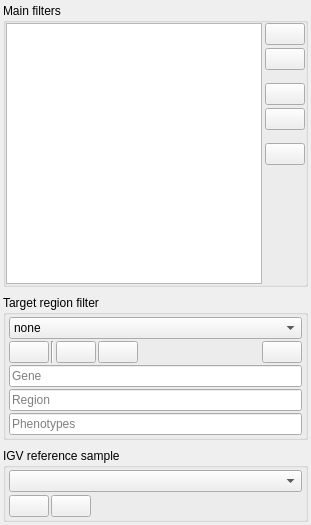
This is src/GSvar/FilterDockWidget.ui in imgag/ngs-bits as Qt 5 draws it before an edit. The edited form follows.
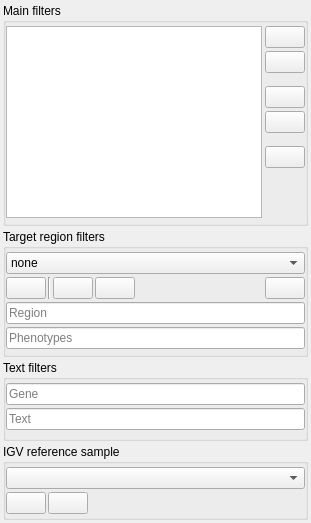
This is the edited form. Icons and pictures are not drawn. Custom widgets are drawn as their Qt base class.

Commit message: GSvar: Added FilterVariantType, improved FilterAnnotationPathogenic, updated default filter file

What changed in the file:
```diff
--- a/src/GSvar/FilterDockWidget.ui
+++ b/src/GSvar/FilterDockWidget.ui
@@ -7,7 +7,7 @@
     <x>0</x>
     <y>0</y>
     <width>297</width>
-    <height>525</height>
+    <height>518</height>
    </rect>
   </property>
   <property name="features">
@@ -61,13 +61,13 @@
         <number>0</number>
        </property>
        <property name="topMargin">
-        <number>0</number>
+        <number>3</number>
        </property>
        <property name="rightMargin">
         <number>0</number>
        </property>
        <property name="bottomMargin">
-        <number>0</number>
+        <number>5</number>
        </property>
        <item>
         <widget class="QListWidget" name="filters_entries">
@@ -231,45 +231,29 @@
       </layout>
      </widget>
     </item>
-    <item>
-     <spacer name="verticalSpacer_1">
-      <property name="orientation">
-       <enum>Qt::Vertical</enum>
-      </property>
-      <property name="sizeType">
-       <enum>QSizePolicy::Fixed</enum>
-      </property>
-      <property name="sizeHint" stdset="0">
-       <size>
-        <width>5</width>
-        <height>5</height>
-       </size>
-      </property>
-     </spacer>
-    </item>
     <item>
      <widget class="QGroupBox" name="groupBox_2">
       <property name="title">
-       <string>Target region filter</string>
+       <string>Target region filters</string>
       </property>
       <property name="flat">
        <bool>true</bool>
       </property>
       <layout class="QVBoxLayout" name="verticalLayout_2">
        <property name="spacing">
-        <number>2</number>
+        <number>3</number>
        </property>
        <property name="leftMargin">
-        <number>3</number>
+        <number>0</number>
        </property>
        <property name="topMargin">
-        <number>2</number>
+        <number>3</number>
        </property>
        <property name="rightMargin">
-        <number>3</number>
+        <number>0</number>
        </property>
        <property name="bottomMargin">
-        <number>2</number>
+        <number>5</number>
        </property>
        <item>
         <widget class="QComboBox" name="rois">
@@ -400,19 +384,6 @@
          </item>
         </layout>
        </item>
-       <item>
-        <widget class="QLineEdit" name="gene">
-         <property name="toolTip">
-          <string>&lt;html&gt;&lt;head/&gt;&lt;body&gt;&lt;p&gt;Comma-separated list of gene names.&lt;br/&gt;&lt;br/&gt;Notes:&lt;br/&gt;- This filter has no effect on report generation.&lt;br/&gt;- You can use '*' as a wildcard. &lt;br/&gt;- Press return to finish entering text.&lt;/p&gt;&lt;/body&gt;&lt;/html&gt;</string>
-         </property>
-         <property name="placeholderText">
-          <string>Gene</string>
-         </property>
-         <property name="clearButtonEnabled">
-          <bool>true</bool>
-         </property>
-        </widget>
-       </item>
        <item>
         <widget class="QLineEdit" name="region">
          <property name="toolTip">
@@ -449,20 +420,60 @@
      </widget>
     </item>
     <item>
-     <spacer name="verticalSpacer_3">
-      <property name="orientation">
-       <enum>Qt::Vertical</enum>
+     <widget class="QGroupBox" name="groupBox_4">
+      <property name="title">
+       <string>Text filters</string>
       </property>
-      <property name="sizeType">
-       <enum>QSizePolicy::Fixed</enum>
+      <property name="flat">
+       <bool>true</bool>
       </property>
-      <property name="sizeHint" stdset="0">
-       <size>
-        <width>5</width>
-        <height>5</height>
-       </size>
-      </property>
-     </spacer>
+      <layout class="QVBoxLayout" name="verticalLayout_5">
+       <property name="spacing">
+        <number>3</number>
+       </property>
+       <property name="leftMargin">
+        <number>0</number>
+       </property>
+       <property name="topMargin">
+        <number>3</number>
+       </property>
+       <property name="rightMargin">
+        <number>0</number>
+       </property>
+       <property name="bottomMargin">
+        <number>8</number>
+       </property>
+       <item>
+        <widget class="QLineEdit" name="gene">
+         <property name="toolTip">
+          <string>&lt;html&gt;&lt;head/&gt;&lt;body&gt;&lt;p&gt;Comma-separated list of gene names.&lt;br/&gt;&lt;br/&gt;Notes:&lt;br/&gt;- You can use '*' as a wildcard. &lt;br/&gt;- Press return to finish entering text.&lt;/p&gt;&lt;/body&gt;&lt;/html&gt;</string>
+         </property>
+         <property name="placeholderText">
+          <string>Gene</string>
+         </property>
+         <property name="clearButtonEnabled">
+          <bool>true</bool>
+         </property>
+        </widget>
+       </item>
+       <item>
+        <widget class="QLineEdit" name="text">
+         <property name="toolTip">
+          <string>&lt;html&gt;&lt;head/&gt;&lt;body&gt;&lt;p&gt;Text filter using all annotation columns (case-insensitive).&lt;br/&gt;&lt;br/&gt;Notes:&lt;br/&gt;- Press return to finish entering text.&lt;/p&gt;&lt;/body&gt;&lt;/html&gt;</string>
+         </property>
+         <property name="text">
+          <string/>
+         </property>
+         <property name="placeholderText">
+          <string>Text</string>
+         </property>
+         <property name="clearButtonEnabled">
+          <bool>true</bool>
+         </property>
+        </widget>
+       </item>
+      </layout>
+     </widget>
     </item>
     <item>
      <widget class="QGroupBox" name="groupBox_3">
@@ -480,16 +491,16 @@
         <number>3</number>
        </property>
        <property name="leftMargin">
-        <number>3</number>
+        <number>0</number>
        </property>
        <property name="topMargin">
-        <number>2</number>
+        <number>3</number>
        </property>
        <property name="rightMargin">
-        <number>3</number>
+        <number>0</number>
        </property>
        <property name="bottomMargin">
-        <number>2</number>
+        <number>3</number>
        </property>
        <item>
         <widget class="QComboBox" name="refs">
```
Left out of the diff: 6 changed lines with no effect on the pictures. The commit also changes 8 other files.
